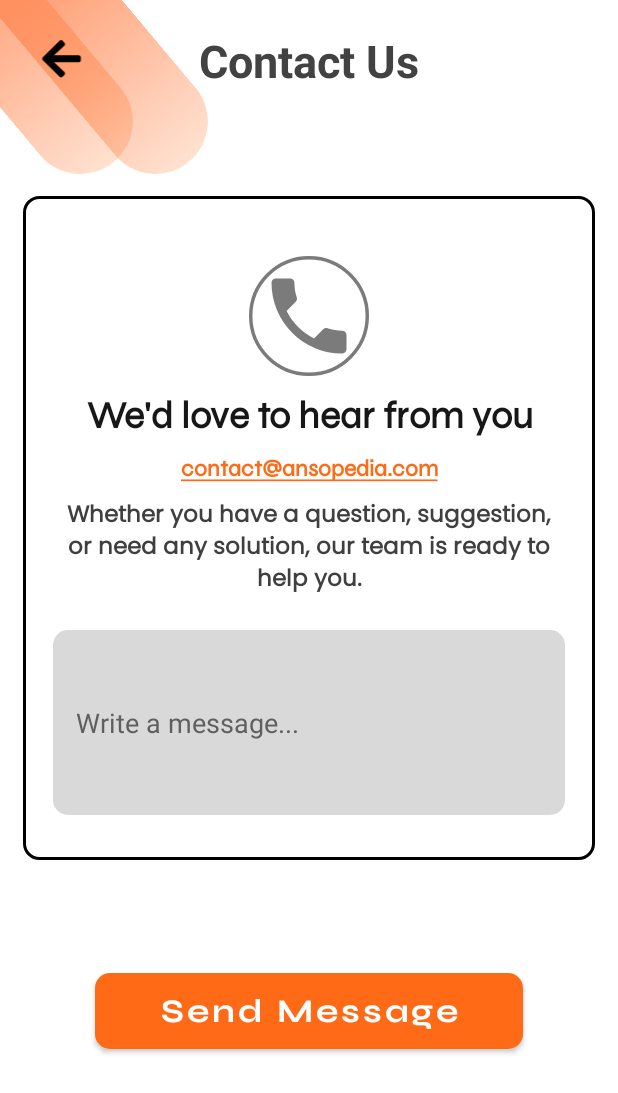
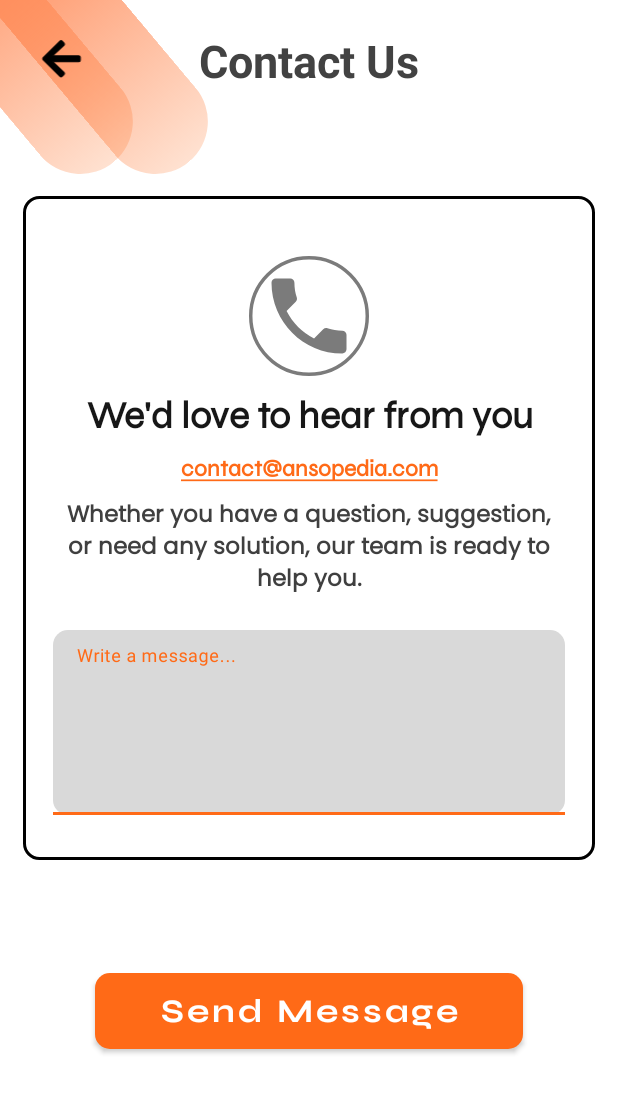
Before and after one commit to Shahbibek/Ansopedia-App, an Android app: the ContactUsActivity screen opened directly, with no data from a screen before it, on a phone screen of 412 x 824 dp. Shown: the top 1093 px of the screen. Run offline under Robolectric (Android 15) with nearby library versions, the phone set to English and light mode, and no system bars.

Commit message:
Second phase bug fixed

```diff
--- a/app/src/main/java/com/quiz/ansopedia/ContactUsActivity.java
+++ b/app/src/main/java/com/quiz/ansopedia/ContactUsActivity.java
@@ -6,11 +6,14 @@ import android.content.Context;
 import android.content.Intent;
 import android.content.SharedPreferences;
 import android.os.Bundle;
+import android.util.Patterns;
 import android.view.View;
 import android.widget.Button;
 import android.widget.ImageView;
+import android.widget.RelativeLayout;
 
 import com.google.android.material.textfield.TextInputEditText;
+import com.google.android.material.textfield.TextInputLayout;
 import com.quiz.ansopedia.Utility.Constants;
 import com.quiz.ansopedia.Utility.Utility;
 import com.quiz.ansopedia.models.LoginModel;
@@ -18,6 +21,7 @@ import com.quiz.ansopedia.models.LoginRequestModel;
 import com.quiz.ansopedia.retrofit.ContentApiImplementer;
 
 import java.util.List;
+import java.util.Objects;
 
 import retrofit2.Call;
 import retrofit2.Callback;
@@ -26,20 +30,33 @@ import retrofit2.Response;
 public class ContactUsActivity extends AppCompatActivity {
     Button btnSendBtn;
     TextInputEditText tvEditText;
+    TextInputLayout t1;
     SharedPreferences preferences;
+    RelativeLayout svMain;
     @Override
     protected void onCreate(Bundle savedInstanceState) {
         super.onCreate(savedInstanceState);
         setContentView(R.layout.activity_contact_us);
         preferences = getSharedPreferences(getString(R.string.app_name), Context.MODE_PRIVATE);
-        btnSendBtn = findViewById(R.id.btnSendBtn);
-        tvEditText = findViewById(R.id.tvEditText);
+        initView();
+
         btnSendBtn.setOnClickListener(new View.OnClickListener() {
             @Override
             public void onClick(View view) {
-                if (!tvEditText.getText().toString().isEmpty()) {
+                String message = Objects.requireNonNull(tvEditText.getText()).toString().trim();
+                Utility.hideSoftKeyboard(ContactUsActivity.this);
+                t1.setErrorEnabled(false);
+                if (isValidateCredentials()) {
                     sendContactMessage();
+                }else{
+                    if (message.isEmpty()) {
+                        t1.setErrorEnabled(true);
+                        t1.setError("* Please enter your query !!!..");
+                    }
                 }
+//                if (!tvEditText.getText().toString().isEmpty()) {
+//                    sendContactMessage();
+//                }
             }
         });
         ImageView ivBack = findViewById(R.id.ivBack);
@@ -47,6 +64,13 @@ public class ContactUsActivity extends AppCompatActivity {
             @Override
             public void onClick(View view) {
                 finish();
+            }
+        });
+
+        svMain.setOnClickListener(new View.OnClickListener() {
+            @Override
+            public void onClick(View view) {
+                Utility.hideSoftKeyboard(ContactUsActivity.this);
             }
         });
     }
@@ -92,4 +116,15 @@ public class ContactUsActivity extends AppCompatActivity {
         }
     }
 
+    private void initView() {
+        t1 = findViewById(R.id.t1);
+        svMain = findViewById(R.id.svMain);
+        btnSendBtn = findViewById(R.id.btnSendBtn);
+        tvEditText = findViewById(R.id.tvEditText);
+    }
+    private boolean isValidateCredentials() {
+        String message = Objects.requireNonNull(tvEditText.getText()).toString().trim();
+        return !message.isEmpty();
+    }
+
 }
--- a/app/src/main/java/com/quiz/ansopedia/EnterOtpActivity.java
+++ b/app/src/main/java/com/quiz/ansopedia/EnterOtpActivity.java
@@ -152,6 +152,7 @@ public class EnterOtpActivity extends AppCompatActivity {
 //                                startActivity(new Intent(EnterOtpActivity.this, ForgotPasswordLinkActivity.class);
 //                                        .putExtra("email", getIntent().getStringExtra("email")));
                                 startActivity(new Intent(EnterOtpActivity.this, ForgotPasswordLinkActivity.class));
+                                finish();
 
                             } else {
                                 Utility.showAlertDialog(EnterOtpActivity.this, "Error", "Something went wrong, Please Try Again");
--- a/app/src/main/java/com/quiz/ansopedia/MainActivity.java
+++ b/app/src/main/java/com/quiz/ansopedia/MainActivity.java
@@ -162,6 +162,7 @@ public class MainActivity extends AppCompatActivity {
                                 Utility.dismissProgress(MainActivity.this);
                                 if (responseCode == 200) {
                                     startActivity(new Intent(MainActivity.this, ProfileActivity.class));
+                                    finish();
                                 }else{
                                     Utility.showAlertDialog(MainActivity.this, "Failed", "Something went wrong, Please Try Again..");
                                 }
@@ -174,10 +175,12 @@ public class MainActivity extends AppCompatActivity {
 
                 } else if (id == R.id.navAboutUs) {
                     startActivity(new Intent(MainActivity.this, AboutUsActivity.class));
+                    finish();
 
 
                 } else if (id == R.id.navContactUs) {
                     startActivity(new Intent(MainActivity.this, ContactUsActivity.class));
+                    finish();
 
                 } else if (id == R.id.navlogout) {
 //                    FirebaseAuth.getInstance().signOut();
@@ -211,6 +214,7 @@ public class MainActivity extends AppCompatActivity {
                             Utility.dismissProgress(MainActivity.this);
                             if (responseCode == 200) {
                                 startActivity(new Intent(MainActivity.this, ProfileActivity.class));
+                                finish();
                             }else{
                                 Utility.showAlertDialog(MainActivity.this, "Failed", "Something went wrong, Please Try Again..");
                             }
--- a/app/src/main/java/com/quiz/ansopedia/ProfileActivity.java
+++ b/app/src/main/java/com/quiz/ansopedia/ProfileActivity.java
@@ -95,6 +95,7 @@ public class ProfileActivity extends AppCompatActivity {
             @Override
             public void onClick(View view) {
                 startActivity(new Intent(ProfileActivity.this, BadgesActivity.class));
+                finish();
             }
         });
 
@@ -105,6 +106,7 @@ public class ProfileActivity extends AppCompatActivity {
                 intent.putExtra(Constants.fragment, "LeaderBoardFragment");
                 intent.addFlags(Intent.FLAG_ACTIVITY_CLEAR_TOP);
                 startActivity(intent);
+                finish();
             }
         });
 
@@ -115,6 +117,7 @@ public class ProfileActivity extends AppCompatActivity {
                 intent.putExtra(Constants.fragment, "QuizFragment");
                 intent.addFlags(Intent.FLAG_ACTIVITY_CLEAR_TOP);
                 startActivity(intent);
+                finish();
             }
         });
 
--- a/app/src/main/res/layout/activity_contact_us.xml
+++ b/app/src/main/res/layout/activity_contact_us.xml
@@ -6,6 +6,7 @@
     android:layout_height="match_parent"
     tools:context=".AboutUsActivity">
     <RelativeLayout
+        android:id="@+id/svMain"
         android:layout_width="match_parent"
         android:layout_height="wrap_content">
 
@@ -127,6 +128,19 @@
                     android:textSize="15sp"
                     android:textStyle="bold" />
 
+                <com.google.android.material.textfield.TextInputLayout
+                    android:id="@+id/t1"
+                    android:layout_width="match_parent"
+                    android:layout_height="wrap_content"
+                    app:boxCornerRadiusBottomEnd="8dp"
+                    app:boxCornerRadiusBottomStart="8dp"
+                    app:boxCornerRadiusTopEnd="8dp"
+                    app:boxCornerRadiusTopStart="8dp"
+                    app:layout_constraintEnd_toEndOf="parent"
+                    app:layout_constraintHorizontal_bias="1.0"
+                    app:layout_constraintStart_toStartOf="parent"
+                    app:layout_constraintTop_toBottomOf="@+id/conDesc">
+
                     <com.google.android.material.textfield.TextInputEditText
                         android:id="@+id/tvEditText"
                         android:layout_width="match_parent"
@@ -147,6 +161,7 @@
                         android:textSize="18dp"
                         android:textStyle="normal"
                         tools:layout_editor_absoluteX="2dp" />
+                </com.google.android.material.textfield.TextInputLayout>
 
             </LinearLayout>
 
--- a/app/src/main/res/layout/activity_sign_in.xml
+++ b/app/src/main/res/layout/activity_sign_in.xml
@@ -235,6 +235,7 @@
                 android:gravity="center"
                 android:orientation="horizontal"
                 android:layout_marginBottom="20dp"
+                android:paddingBottom="40dp"
                 app:layout_constraintEnd_toEndOf="parent"
                 app:layout_constraintHorizontal_bias="0.0"
                 app:layout_constraintStart_toStartOf="parent"
--- a/app/src/main/res/layout/read_question.xml
+++ b/app/src/main/res/layout/read_question.xml
@@ -52,6 +52,7 @@
             android:gravity="left"
             android:orientation="vertical">
 
+
             <TextView
                 android:id="@+id/option1"
                 android:layout_width="match_parent"
@@ -63,6 +64,7 @@
                 android:paddingVertical="10dp"
                 android:paddingLeft="20dp"
                 android:text="a. option 1"
+                android:tag="0"
                 android:textColor="@color/black"
                 android:textSize="20sp" />
 
@@ -78,6 +80,7 @@
                 android:paddingVertical="10dp"
                 android:paddingLeft="20dp"
                 android:text="b. option 2"
+                android:tag="1"
                 android:textColor="@color/black"
                 android:textSize="20sp" />
 
@@ -93,6 +96,7 @@
                 android:paddingVertical="10dp"
                 android:paddingLeft="20dp"
                 android:text="c. option 3"
+                android:tag="2"
                 android:textColor="@color/black"
                 android:textSize="20sp" />
 
@@ -108,6 +112,7 @@
                 android:paddingVertical="10dp"
                 android:paddingLeft="20dp"
                 android:text="d. option 4"
+                android:tag="3"
                 android:textColor="@color/black"
                 android:textSize="20sp" />
 
```
Also changed, not shown: app/src/main/java/com/quiz/ansopedia/SignInActivity.java (+5 -2 lines), app/src/main/java/com/quiz/ansopedia/UpdateProfileActivity.java (+10 -19 lines), app/src/main/java/com/quiz/ansopedia/adapter/ReadQuestionAdapter1.java (+151 -75 lines). Lines whose indentation alone changed are shown as unchanged.
